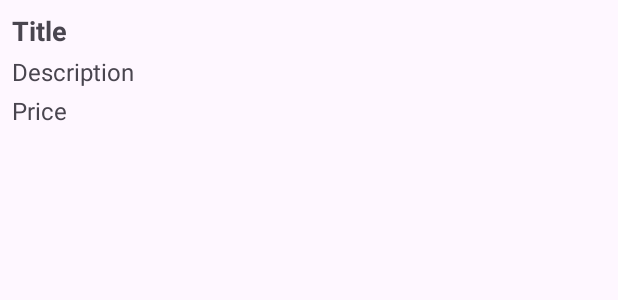
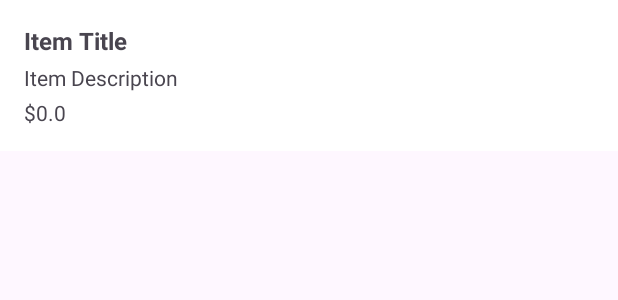
Before and after one commit to BillRenCN/407-Project, an Android app: the layout item_card.xml on its own in the app's theme, with its tools: preview values and no code run, on a phone screen of 412 x 824 dp. Shown: the top 300 px of the screen. Run offline under Robolectric (Android 15) with nearby library versions, the phone set to English and light mode, and no system bars.

Commit message:
implement all other parts, as a whole, functioning

```diff
--- a/app/src/main/AndroidManifest.xml
+++ b/app/src/main/AndroidManifest.xml
@@ -37,6 +37,8 @@ xmlns:tools="http://schemas.android.com/tools">
         android:label="@string/title_activity_signup" />
 
     <activity android:name=".PostItemActivity" />
+    <activity android:name=".ItemDetailsActivity"
+        android:theme="@style/Theme.AppCompat.Light.NoActionBar" />
 
 </application>
 </manifest>
--- a/app/src/main/java/com/cs407/project/MainActivity.kt
+++ b/app/src/main/java/com/cs407/project/MainActivity.kt
@@ -16,6 +16,7 @@ class MainActivity : AppCompatActivity() {
         super.onCreate(savedInstanceState)
         setContentView(R.layout.activity_main)
 
+        supportActionBar?.title = "SwapCircle" // Set the title to SwapCircle
         preferencesManager = PreferencesManager(this)
 
         val emailInput: EditText = findViewById(R.id.email_input)
--- a/app/src/main/res/layout/activity_item_details.xml
+++ b/app/src/main/res/layout/activity_item_details.xml
@@ -21,7 +21,7 @@ android:padding="16dp">
 
     <!-- Item Information -->
     <TextView
-        android:id="@+id/item_name"
+        android:id="@+id/item_title"
         android:layout_width="wrap_content"
         android:layout_height="wrap_content"
         android:text="Name of Item"
--- a/app/src/main/res/layout/item_card.xml
+++ b/app/src/main/res/layout/item_card.xml
@@ -1,32 +1,33 @@
 <?xml version="1.0" encoding="utf-8"?>
-<LinearLayout
-xmlns:android="http://schemas.android.com/apk/res/android"
+<LinearLayout xmlns:android="http://schemas.android.com/apk/res/android"
     android:layout_width="match_parent"
     android:layout_height="wrap_content"
     android:orientation="vertical"
-android:padding="8dp">
+    android:padding="16dp"
+    android:background="@android:color/white"
+    android:layout_marginBottom="8dp">
 
     <TextView
         android:id="@+id/item_title"
         android:layout_width="wrap_content"
         android:layout_height="wrap_content"
-    android:text="Title"
-    android:textSize="18sp"
+        android:text="Item Title"
+        android:textSize="16sp"
         android:textStyle="bold" />
 
     <TextView
         android:id="@+id/item_description"
         android:layout_width="wrap_content"
         android:layout_height="wrap_content"
-    android:text="Description"
-    android:textSize="16sp"
+        android:text="Item Description"
+        android:textSize="14sp"
         android:layout_marginTop="4dp" />
 
     <TextView
         android:id="@+id/item_price"
         android:layout_width="wrap_content"
         android:layout_height="wrap_content"
-    android:text="Price"
-    android:textSize="16sp"
+        android:text="$0.0"
+        android:textSize="14sp"
         android:layout_marginTop="4dp" />
 </LinearLayout>
```
Also changed, not shown: app/src/main/java/com/cs407/project/HomeActivity.kt (+17 -10 lines), app/src/main/java/com/cs407/project/ItemAdapter.kt (+8 -3 lines), app/src/main/java/com/cs407/project/ItemDetailsActivity.kt (+19 -7 lines), app/src/main/res/layout/activity_home.xml (+20 -10 lines), app/src/main/java/com/cs407/project/data/PreferencesManager.kt (line endings or trailing spaces). Lines whose indentation alone changed are shown as unchanged.
